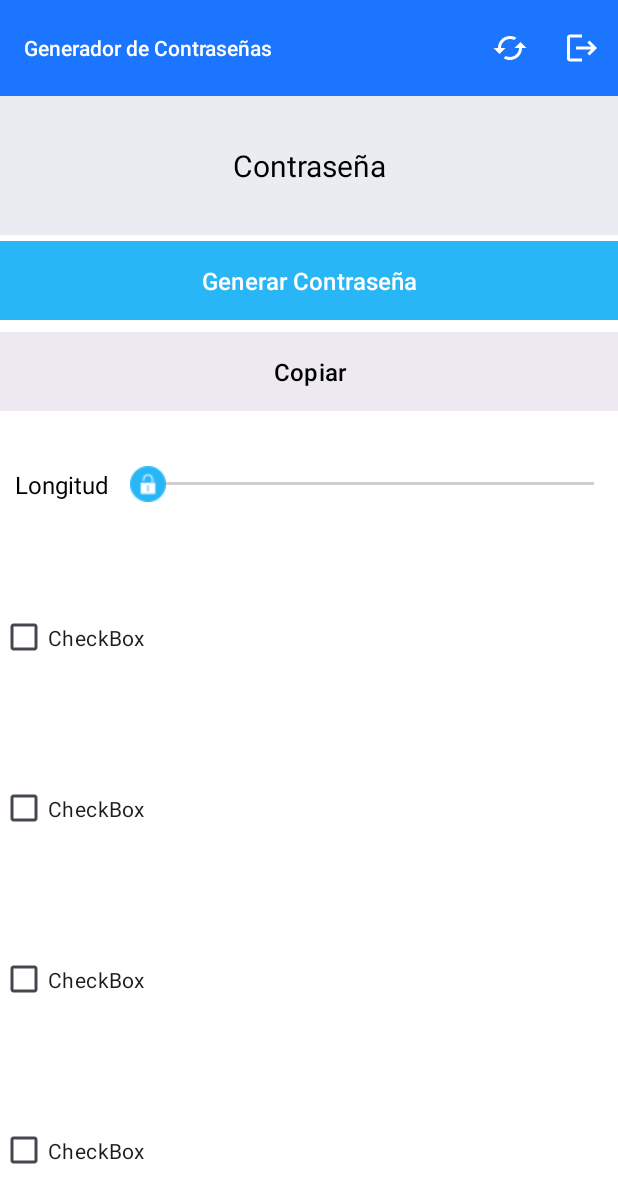
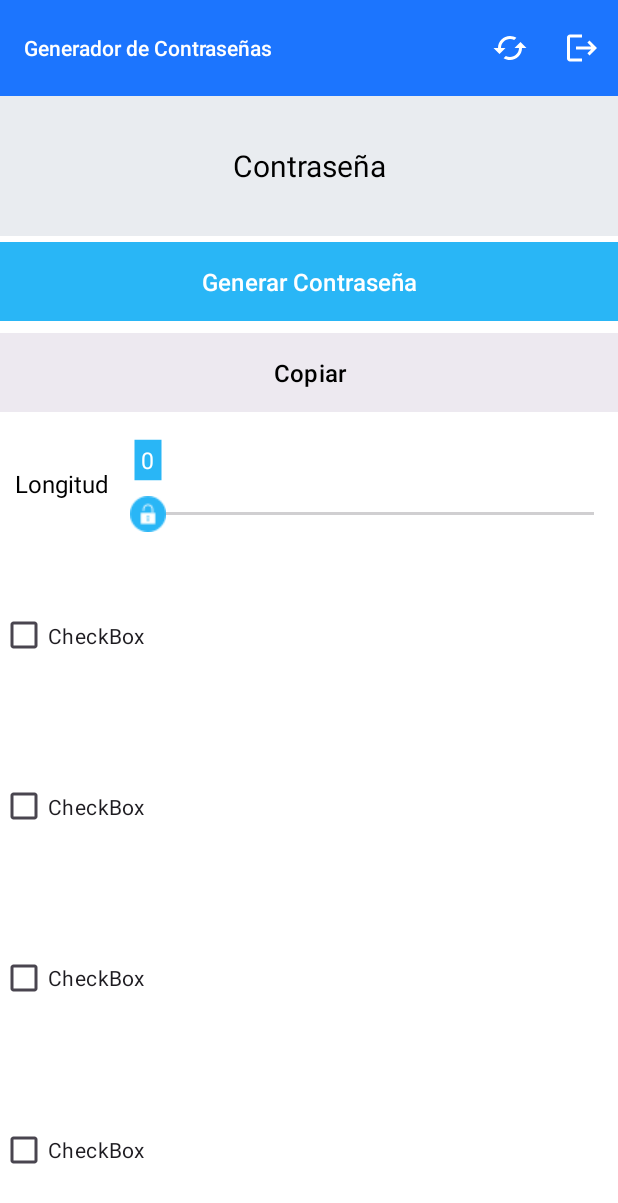
Before and after one commit to MichaelC27/Password_Generator, an Android app: the screen it shows after launch (MainActivity), after a tap on "Salir", on a phone screen of 412 x 824 dp. Shown: the top 1203 px of the screen. Run offline under Robolectric (Android 15) with nearby library versions, the light colour scheme and no system bars.

Commit message:
Configurarción del seekbar para mostar la selección

```diff
--- a/app/src/main/java/com/laabbb/password_generator/MainActivity.java
+++ b/app/src/main/java/com/laabbb/password_generator/MainActivity.java
@@ -3,6 +3,10 @@ package com.laabbb.password_generator;
 import android.os.Bundle;
 import android.view.Menu;
 import android.view.MenuItem;
+import android.view.View;
+import android.widget.Button;
+import android.widget.SeekBar;
+import android.widget.TextView;
 import android.widget.Toast;
 
 import androidx.activity.EdgeToEdge;
@@ -16,33 +20,90 @@ import androidx.core.view.WindowInsetsCompat;
 public class MainActivity extends AppCompatActivity {
 
     Toolbar toolbar;
+    SeekBar seekBar;
+    Button btn_generar;
+    TextView lbl_seekbar;
 
     @Override
     protected void onCreate(Bundle savedInstanceState) {
         super.onCreate(savedInstanceState);
         EdgeToEdge.enable(this);
         setContentView(R.layout.activity_main);
+
+        // Aplicar insets de la ventana para el diseño edge-to-edge
         ViewCompat.setOnApplyWindowInsetsListener(findViewById(R.id.main), (v, insets) -> {
             Insets systemBars = insets.getInsets(WindowInsetsCompat.Type.systemBars());
             v.setPadding(systemBars.left, systemBars.top, systemBars.right, systemBars.bottom);
             return insets;
         });
-        toolbar=findViewById(R.id.toolbar);
+
+        // Referencias a los componentes de la interfaz
+        toolbar = findViewById(R.id.toolbar);
+        seekBar = findViewById(R.id.seekBar);
+        btn_generar = findViewById(R.id.btn_generar);
+        lbl_seekbar = findViewById(R.id.lbl_seekbar);
+
+        // Establecer la toolbar como la action bar
         setSupportActionBar(toolbar);
+
+        // Configurar el listener para el SeekBar
+        // Configurar
+        seekBar.setOnSeekBarChangeListener(new SeekBar.OnSeekBarChangeListener() {
+            @Override
+            public void onProgressChanged(SeekBar seekBar, int progress, boolean fromUser) {
+                // Actualizar el texto del TextView cuando cambie el progreso del SeekBar
+                lbl_seekbar.setText(String.valueOf(progress));
+
+                // Calcular la posición del texto del TextView para que siga el thumb del SeekBar
+                int width = seekBar.getWidth() - seekBar.getPaddingLeft() - seekBar.getPaddingRight();
+                int thumbPos = seekBar.getPaddingLeft() + width * seekBar.getProgress() / seekBar.getMax();
+
+                // Medir el ancho del TextView
+                lbl_seekbar.measure(0, 0);
+                int txtW = lbl_seekbar.getMeasuredWidth();
+                int delta = txtW / 2;
+
+                // Ajustar la posición del TextView
+                lbl_seekbar.setX(seekBar.getX() + thumbPos - delta);
+            }
+
+            @Override
+            public void onStartTrackingTouch(SeekBar seekBar) {
+                // Opcional: Puedes manejar el evento cuando se empieza a interactuar con el SeekBar
+            }
+
+            @Override
+            public void onStopTrackingTouch(SeekBar seekBar) {
+                // Opcional: Puedes manejar el evento cuando se deja de interactuar con el SeekBar
+            }
+        });
+
+        // Configurar el listener para el botón btn_generar
+        btn_generar.setOnClickListener(new View.OnClickListener() {
+            @Override
+            public void onClick(View view) {
+                // Obtener el progreso actual del SeekBar
+                int progress = seekBar.getProgress();
+
+                // Mostrar un Toast con la selección actual del SeekBar
+                Toast.makeText(MainActivity.this, "Selección del SeekBar: " + progress, Toast.LENGTH_SHORT).show();
+            }
+        });
     }
 
     @Override
     public boolean onCreateOptionsMenu(Menu menu) {
-        getMenuInflater().inflate(R.menu.menu_main,menu);
+        // Inflar el menú, esto añade items a la action bar si está presente
+        getMenuInflater().inflate(R.menu.menu_main, menu);
         return super.onCreateOptionsMenu(menu);
     }
 
     @Override
     public boolean onOptionsItemSelected(@NonNull MenuItem item) {
-        if (item.getItemId()== R.id.btn_salir){
+        // Manejar las acciones de los items del menú
+        if (item.getItemId() == R.id.btn_salir) {
             Toast.makeText(this, "Salir", Toast.LENGTH_SHORT).show();
-        }
-        if (item.getItemId()== R.id.btn_restart){
+        } else if (item.getItemId() == R.id.btn_restart) {
             Toast.makeText(this, "Reestablecer", Toast.LENGTH_SHORT).show();
         }
         return super.onOptionsItemSelected(item);
--- /dev/null
+++ b/app/src/main/res/drawable/baseline_square_blue_24.xml
@@ -0,0 +1,5 @@
+<vector xmlns:android="http://schemas.android.com/apk/res/android" android:height="24dp" android:tint="#29B6F6" android:viewportHeight="24" android:viewportWidth="24" android:width="24dp">
+
+    <path android:fillColor="@android:color/white" android:pathData="M3,3h18v18h-18z"/>
+
+</vector>
--- /dev/null
+++ b/app/src/main/res/drawable/seekbar_num.xml
@@ -0,0 +1,5 @@
+<vector xmlns:android="http://schemas.android.com/apk/res/android" android:height="24dp" android:tint="#29B6F6" android:viewportHeight="24" android:viewportWidth="24" android:width="24dp">
+
+    <path android:fillColor="@android:color/white" android:pathData="M20,2H4c-1.1,0 -2,0.9 -2,2v18l4,-4h14c1.1,0 2,-0.9 2,-2V4c0,-1.1 -0.9,-2 -2,-2z"/>
+
+</vector>
--- a/app/src/main/res/layout/activity_main.xml
+++ b/app/src/main/res/layout/activity_main.xml
@@ -41,7 +41,7 @@
                 android:textSize="20sp" />
 
             <Button
-                android:id="@+id/button"
+                android:id="@+id/btn_generar"
                 android:layout_width="match_parent"
                 android:layout_height="wrap_content"
                 android:layout_weight="1"
@@ -78,15 +78,37 @@
                     android:textColor="@color/black"
                     android:textSize="16sp" />
 
+                <LinearLayout
+                    android:layout_width="match_parent"
+                    android:layout_height="match_parent"
+                    android:orientation="vertical"
+                   >
+
+                    <TextView
+                        android:id="@+id/lbl_seekbar"
+                        android:layout_width="wrap_content"
+                        android:layout_height="wrap_content"
+                        android:layout_marginLeft="4dp"
+                        android:layout_marginTop="10dp"
+                        android:background="@drawable/baseline_square_blue_24"
+                        android:padding="7dp"
+                        android:text="0"
+                        android:textColor="@color/white"
+                        android:textSize="15sp" />
+
                     <SeekBar
                         android:id="@+id/seekBar"
                         style="@style/Widget.AppCompat.SeekBar"
                         android:layout_width="match_parent"
                         android:layout_height="wrap_content"
                         android:layout_gravity="center"
+                        android:layout_marginBottom="5dp"
                         android:layout_weight="5"
+                        android:max="20"
                         android:progressTint="@color/fondo_titulo"
                         android:thumb="@drawable/bloqueado" />
+                </LinearLayout>
+
             </TableRow>
 
             <CheckBox
```
Lines whose indentation alone changed are shown as unchanged.
